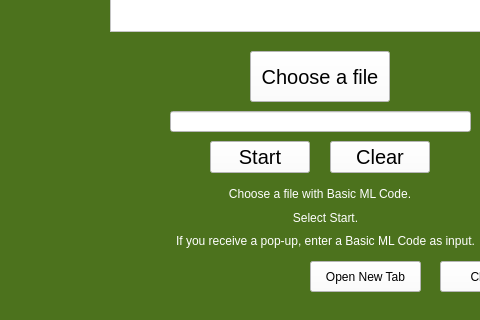
First picture: the form in code_base_six/UVSim.ui, repository constanhack/2450-project, before the edit; both pictures show x 0 to 480 and y 348 to 668 of the 624 by 668 pixel window.
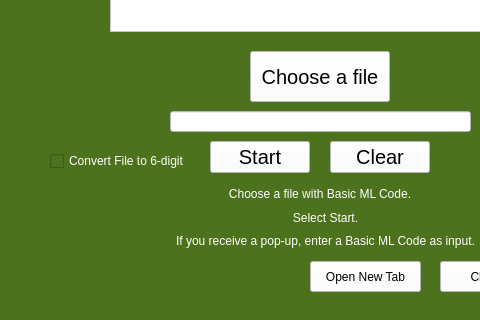
Second picture: the form after the edit.

What changed in the file:
```diff
--- a/code_base_six/UVSim.ui
+++ b/code_base_six/UVSim.ui
@@ -674,6 +674,22 @@
      <string>Open New Tab</string>
     </property>
    </widget>
+   <widget class="QCheckBox" name="checkBox">
+    <property name="geometry">
+     <rect>
+      <x>50</x>
+      <y>480</y>
+      <width>141</width>
+      <height>20</height>
+     </rect>
+    </property>
+    <property name="styleSheet">
+     <string notr="true">color: rgb(255, 255, 255);</string>
+    </property>
+    <property name="text">
+     <string>Convert File to 6-digit</string>
+    </property>
+   </widget>
   </widget>
   <widget class="QMenuBar" name="menubar">
    <property name="geometry">
```
